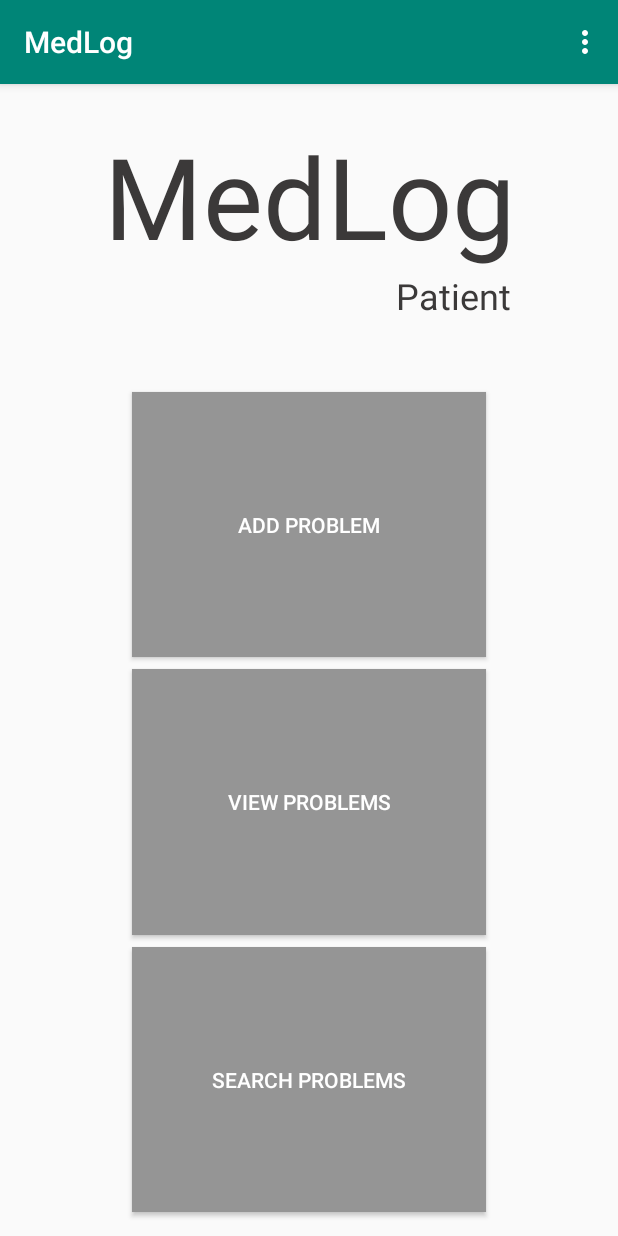
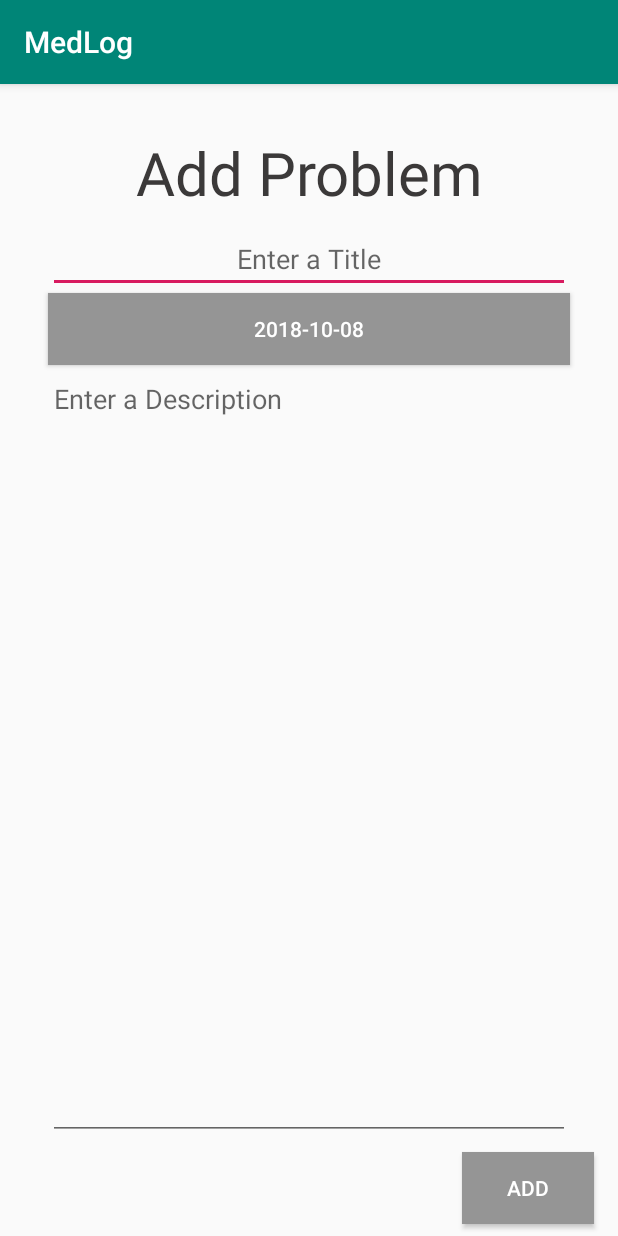
Before and after one commit to CMPUT301F18T17/MedLog, an Android app: the PatientMenuActivity screen opened directly, with no data from a screen before it, after a tap on "ADD PROBLEM", on a phone screen of 412 x 824 dp. Run offline under Robolectric (Android 15) with nearby library versions, the phone set to English and light mode, and no system bars.

Commit message:
Added add problem activity

```diff
--- a/app/src/main/AndroidManifest.xml
+++ b/app/src/main/AndroidManifest.xml
@@ -37,7 +37,12 @@
                 android:value=".activity.ProviderLoginActivity" />
         </activity>
         <activity android:name=".activity.PatientMenuActivity" />
-        <activity android:name=".activity.ProviderMenuActivity"></activity>
+        <activity android:name=".activity.ProviderMenuActivity" />
+        <activity android:name=".activity.PatientAddProblemActivity">
+            <meta-data
+                android:name="android.support.PARENT_ACTIVITY"
+                android:value=".activity.PatientMenuActivity" />
+        </activity>
     </application>
 
 </manifest>
--- /dev/null
+++ b/app/src/main/java/cs/ualberta/ca/medlog/activity/DatePickerFragment.java
@@ -0,0 +1,55 @@
+package cs.ualberta.ca.medlog.activity;
+
+import android.app.Dialog;
+import android.content.Context;
+import android.os.Bundle;
+import android.support.annotation.NonNull;
+import android.support.v4.app.DialogFragment;
+import android.app.DatePickerDialog;
+import android.widget.DatePicker;
+import java.util.Calendar;
+
+/**
+ * <p>
+ *     Description: <br>
+ *         Handles the creation of a DialogFragment that provides a user a gui to set a new date
+ *         on a calendar.
+ * </p>
+ * <p>
+ *     Issues: <br>
+ *         None.
+ * </p>
+ *
+ * @author Tyler Gobran
+ * @version 1.0
+ * @see PatientAddProblemActivity
+ */
+public class DatePickerFragment extends DialogFragment implements DatePickerDialog.OnDateSetListener {
+    OnNewDateSetListener mCallback;
+
+    public interface OnNewDateSetListener {
+        public void onNewDateSet(int year, int month, int day);
+    }
+
+    @Override
+    public @NonNull Dialog onCreateDialog(Bundle savedInstanceState) {
+        Calendar cal = Calendar.getInstance();
+        return new DatePickerDialog(getActivity(),this,cal.get(Calendar.YEAR),cal.get(Calendar.MONTH),cal.get(Calendar.DAY_OF_MONTH));
+    }
+
+
+    @Override
+    public void onAttach(Context context) {
+        super.onAttach(context);
+
+        try {
+            mCallback = (OnNewDateSetListener) context;
+        } catch (ClassCastException e) {
+            throw new ClassCastException(context.toString() + "must implement OnNewDateSetListener");
+        }
+    }
+
+    public void onDateSet(DatePicker view, int year, int month, int day) {
+        mCallback.onNewDateSet(year,month,day);
+    }
+}
--- /dev/null
+++ b/app/src/main/java/cs/ualberta/ca/medlog/activity/PatientAddProblemActivity.java
@@ -0,0 +1,83 @@
+package cs.ualberta.ca.medlog.activity;
+
+import android.support.v4.app.DialogFragment;
+import android.support.v7.app.AppCompatActivity;
+import android.os.Bundle;
+import android.view.View;
+import android.widget.Button;
+
+import java.io.BufferedReader;
+import java.util.Calendar;
+
+import cs.ualberta.ca.medlog.R;
+
+/**
+ * <p>
+ *     Description: <br>
+ *         The Activity for the Patient add problem screen, this presents the gui for a Patient
+ *         to add a new problem by setting a title, start date and comment. From there the Patient
+ *         is prompted on further navigation to either add another problem, return to the main
+ *         menu or to view their newly created problem.
+ * </p>
+ * <p>
+ *     Issues: <br>
+ *         Add the finalization for adding a problem.
+ * </p>
+ *
+ * @author Tyler Gobran
+ * @version 0.1
+ * @see PatientMenuActivity
+ */
+public class PatientAddProblemActivity extends AppCompatActivity implements DatePickerFragment.OnNewDateSetListener {
+
+    @Override
+    protected void onCreate(Bundle savedInstanceState) {
+        super.onCreate(savedInstanceState);
+        setContentView(R.layout.activity_patient_add_problem);
+        Button dateButton = findViewById(R.id.activityPatientAddProblem_DateEditButton);
+        Button addButton = findViewById(R.id.activityPatientAddProblem_AddButton);
+        dateButton.setOnClickListener(new View.OnClickListener() {
+            @Override
+            public void onClick(View v) {
+                openDatePicker();
+            }
+        });
+        addButton.setOnClickListener(new View.OnClickListener() {
+            @Override
+            public void onClick(View v) {
+                finalizeAddingProblem();
+            }
+        });
+
+        Calendar cal = Calendar.getInstance();
+        changeDateButtonDisplay(cal.get(Calendar.YEAR),cal.get(Calendar.MONTH),cal.get(Calendar.DAY_OF_MONTH));
+    }
+
+    private void openDatePicker() {
+        DialogFragment newFragment = new DatePickerFragment();
+        newFragment.show(getSupportFragmentManager(),"datePicker");
+    }
+
+    public void onNewDateSet(int newYear, int newMonth, int newDay) {
+        Calendar cal = Calendar.getInstance();
+        cal.set(Calendar.YEAR,newYear);
+        cal.set(Calendar.MONTH,newMonth);
+        cal.set(Calendar.DAY_OF_MONTH,newDay);
+        changeDateButtonDisplay(cal.get(Calendar.YEAR),cal.get(Calendar.MONTH),cal.get(Calendar.DAY_OF_MONTH));
+
+        //TODO Add problem date value updating code
+
+    }
+
+    private void changeDateButtonDisplay(int year, int month, int day) {
+        Button dateButton = findViewById(R.id.activityPatientAddProblem_DateEditButton);
+        dateButton.setText(String.format("%04d-%02d-%02d",year,month,day));
+    }
+
+    private void finalizeAddingProblem() {
+        //TODO Add code for finalizing problem addition
+
+    }
+
+
+}
--- a/app/src/main/java/cs/ualberta/ca/medlog/activity/PatientMenuActivity.java
+++ b/app/src/main/java/cs/ualberta/ca/medlog/activity/PatientMenuActivity.java
@@ -23,7 +23,6 @@ import cs.ualberta.ca.medlog.R;
  * </p>
  * <p>
  *     Issues: <br>
- *         Transfer to a Patient Add Problem must be added.
  *         Transfer to a Patient View Problems must be added.
  *         Transfer to a Patient Search Problems must be added.
  *         Transfer to a Patient Profile must be added
@@ -32,7 +31,7 @@ import cs.ualberta.ca.medlog.R;
  * </p>
  *
  * @author Tyler Gobran
- * @version 0.1
+ * @version 0.2
  * @see StartScreenActivity
  * @see PatientLoginActivity
  * @see PatientSignUpActivity
@@ -90,7 +89,8 @@ public class PatientMenuActivity extends AppCompatActivity {
     }
 
     private void openPatientAddProblem() {
-        //TODO Add transfer to Patient Add Problem Activity
+        Intent intent = new Intent(this, PatientAddProblemActivity.class);
+        startActivity(intent);
     }
 
     private void openPatientViewProblems() {
--- /dev/null
+++ b/app/src/main/res/layout/activity_patient_add_problem.xml
@@ -0,0 +1,98 @@
+<?xml version="1.0" encoding="utf-8"?>
+<android.support.constraint.ConstraintLayout xmlns:android="http://schemas.android.com/apk/res/android"
+    xmlns:app="http://schemas.android.com/apk/res-auto"
+    xmlns:tools="http://schemas.android.com/tools"
+    android:id="@+id/activityPatientAddProblem.Base"
+    android:layout_width="match_parent"
+    android:layout_height="match_parent"
+    tools:context=".activity.PatientAddProblemActivity">
+
+    <TextView
+        android:id="@+id/activityPatientAddProblem.TitleView"
+        android:layout_width="wrap_content"
+        android:layout_height="wrap_content"
+        android:layout_marginStart="8dp"
+        android:layout_marginTop="32dp"
+        android:layout_marginEnd="8dp"
+        android:text="@string/activityPatientAddProblem.TitleView"
+        android:textAlignment="center"
+        android:textColor="@color/app_boldTextColour"
+        android:textSize="40sp"
+        app:layout_constraintEnd_toEndOf="parent"
+        app:layout_constraintStart_toStartOf="parent"
+        app:layout_constraintTop_toTopOf="parent" />
+
+    <EditText
+        android:id="@+id/activityPatientAddProblem.TitleEditText"
+        android:layout_width="0dp"
+        android:layout_height="wrap_content"
+        android:layout_marginStart="32dp"
+        android:layout_marginTop="8dp"
+        android:layout_marginEnd="32dp"
+        android:ems="10"
+        android:gravity="center"
+        android:hint="@string/activityPatientAddProblem.TitleHint"
+        android:importantForAutofill="no"
+        android:inputType="text"
+        android:singleLine="true"
+        app:layout_constraintBottom_toTopOf="@+id/activityPatientAddProblem.DateEditButton"
+        app:layout_constraintEnd_toEndOf="parent"
+        app:layout_constraintHorizontal_bias="0.5"
+        app:layout_constraintStart_toStartOf="parent"
+        app:layout_constraintTop_toBottomOf="@+id/activityPatientAddProblem.TitleView"
+        tools:targetApi="o" />
+
+    <Button
+        android:id="@+id/activityPatientAddProblem.DateEditButton"
+        style="@style/Widget.AppCompat.Button.Colored"
+        android:layout_width="0dp"
+        android:layout_height="wrap_content"
+        android:layout_marginStart="32dp"
+        android:layout_marginEnd="32dp"
+        android:background="@color/app_buttonColour"
+        android:text="@string/activityPatientAddProblem.DateButtonDefault"
+        app:layout_constraintBottom_toTopOf="@+id/activityPatientAddProblem.DescriptionEditText"
+        app:layout_constraintEnd_toEndOf="parent"
+        app:layout_constraintHorizontal_bias="0.5"
+        app:layout_constraintStart_toStartOf="parent"
+        app:layout_constraintTop_toBottomOf="@+id/activityPatientAddProblem.TitleEditText" />
+
+    <EditText
+        android:id="@+id/activityPatientAddProblem.DescriptionEditText"
+        android:layout_width="0dp"
+        android:layout_height="0dp"
+        android:layout_marginStart="32dp"
+        android:layout_marginEnd="32dp"
+        android:ems="10"
+        android:gravity="top|start"
+        android:hint="@string/activityPatientAddProblem.DescriptionEditText"
+        android:importantForAutofill="no"
+        android:inputType="textMultiLine"
+        android:singleLine="false"
+        app:layout_constraintBottom_toTopOf="@+id/activityPatientAddProblem.AddButton"
+        app:layout_constraintEnd_toEndOf="parent"
+        app:layout_constraintHorizontal_bias="0.5"
+        app:layout_constraintStart_toStartOf="parent"
+        app:layout_constraintTop_toBottomOf="@+id/activityPatientAddProblem.DateEditButton"
+        tools:targetApi="o" />
+
+    <Button
+        android:id="@+id/activityPatientAddProblem.AddButton"
+        style="@style/Widget.AppCompat.Button.Colored"
+        android:layout_width="wrap_content"
+        android:layout_height="wrap_content"
+        android:layout_marginStart="8dp"
+        android:layout_marginTop="8dp"
+        android:layout_marginEnd="8dp"
+        android:layout_marginBottom="8dp"
+        android:background="@color/app_buttonColour"
+        android:text="@string/activityPatientAddProblem.AddButton"
+        android:textAlignment="center"
+        android:textSize="14sp"
+        app:layout_constraintBottom_toBottomOf="parent"
+        app:layout_constraintEnd_toEndOf="parent"
+        app:layout_constraintHorizontal_bias="0.973"
+        app:layout_constraintStart_toStartOf="parent"
+        app:layout_constraintTop_toBottomOf="@+id/activityPatientAddProblem.DescriptionEditText"
+        app:layout_constraintVertical_bias="0.982" />
+</android.support.constraint.ConstraintLayout>
--- a/app/src/main/res/values/strings.xml
+++ b/app/src/main/res/values/strings.xml
@@ -30,4 +30,9 @@
     <string name="menuPatientMain.ViewProfile">View Profile</string>
     <string name="menuPatientMain.Logout">Logout</string>
     <string name="menuProviderMain.Logout">Logout</string>
+    <string name="activityPatientAddProblem.TitleView">Add Problem</string>
+    <string name="activityPatientAddProblem.TitleHint">Enter a Title</string>
+    <string name="activityPatientAddProblem.DescriptionEditText">Enter a Description</string>
+    <string name="activityPatientAddProblem.DateButtonDefault">YYYY/MM/DD</string>
+    <string name="activityPatientAddProblem.AddButton">Add</string>
 </resources>
```
